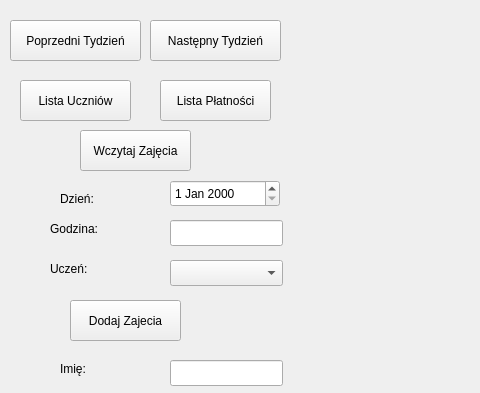
The window that mainwindow.ui (XDesiek/Kalendarz_Korepetycje) describes before a commit, drawn with Qt 5; both pictures show x 0 to 480 and y 0 to 393 of the 1200 by 800 pixel window.
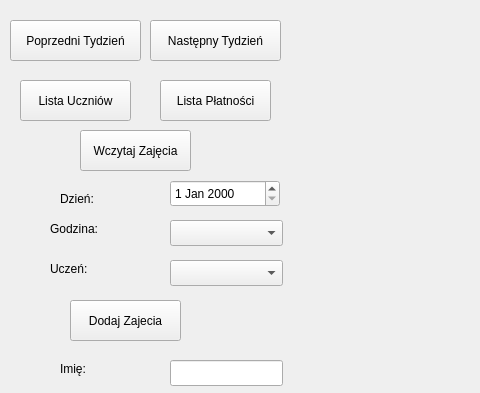
The same window after the commit.

What changed in the file:
```diff
--- a/mainwindow.ui
+++ b/mainwindow.ui
@@ -94,7 +94,7 @@
      <string/>
     </property>
    </widget>
-   <widget class="QLineEdit" name="inputGodzina">
+   <widget class="QComboBox" name="comboGodzina">
     <property name="geometry">
      <rect>
       <x>170</x>
@@ -103,9 +103,6 @@
       <height>26</height>
      </rect>
     </property>
-    <property name="text">
-     <string/>
-    </property>
    </widget>
    <widget class="QComboBox" name="comboUczen">
     <property name="geometry">
```
